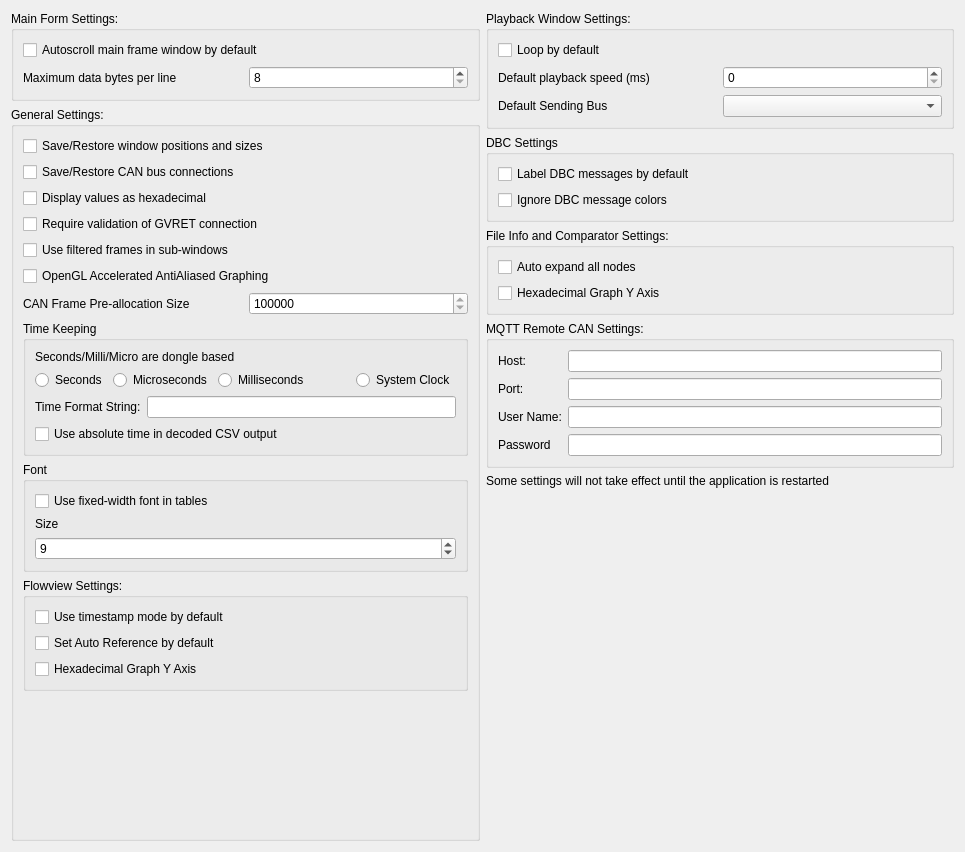
Above: ui/mainsettingsdialog.ui from collin80/SavvyCAN before the change. Below: the same form after it.
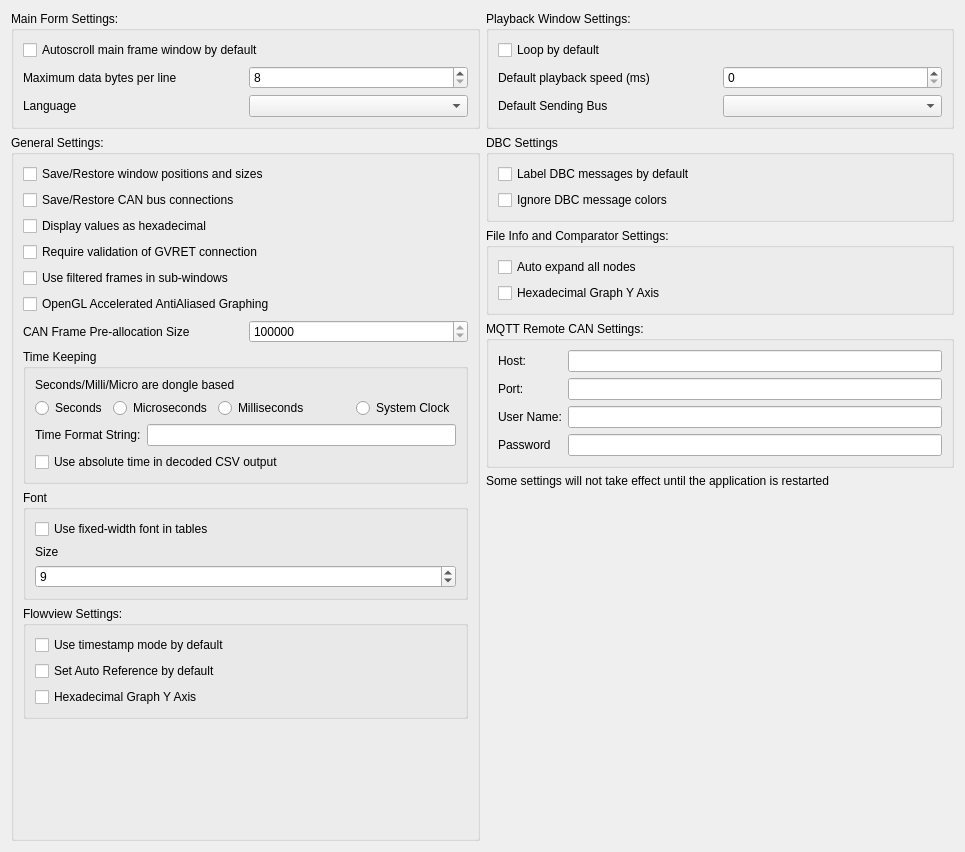
That is the form after the change.

Commit message: adding a dynamic list for language available and the language list

What changed in the file:
```diff
--- a/ui/mainsettingsdialog.ui
+++ b/ui/mainsettingsdialog.ui
@@ -53,6 +53,20 @@
           </item>
          </layout>
         </item>
+        <item>
+         <layout class="QHBoxLayout" name="horizontalLayout_8">
+          <item>
+           <widget class="QLabel" name="label_13">
+            <property name="text">
+             <string>Language</string>
+            </property>
+           </widget>
+          </item>
+          <item>
+           <widget class="QComboBox" name="comboLanguage"/>
+          </item>
+         </layout>
+        </item>
        </layout>
       </widget>
      </item>
```
The commit also changes 2 other files.
